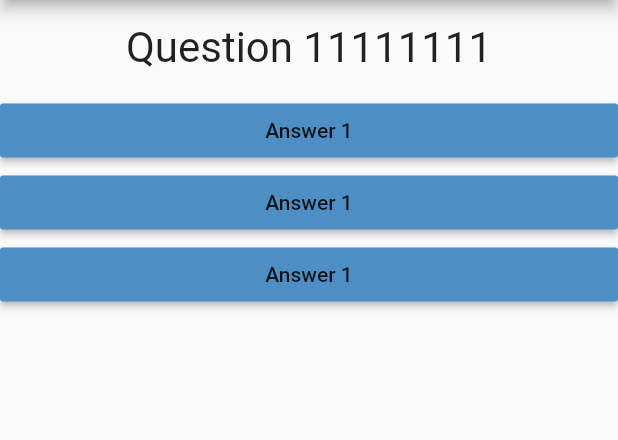
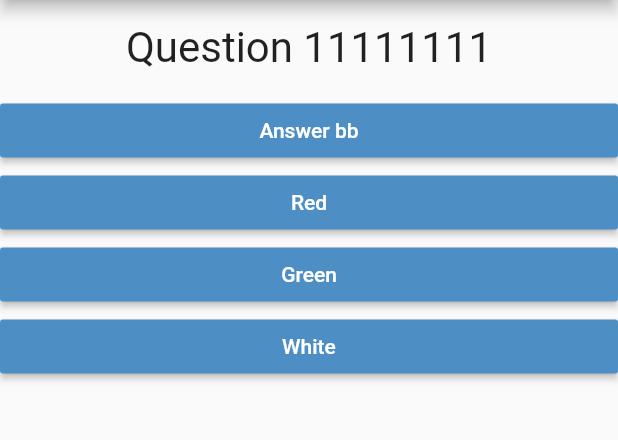
Before and after one commit to romanokeser/QuizMobileApp, a Flutter app: the screen it shows after launch, on a phone screen of 412 x 824 dp, the part 84-524 px from its top. Run offline on Flutter 3.47's test engine with Material 2 defaults, Android fonts, the phone set to English and light mode, and no system bars.

Commit message:
Implemented Map class

```diff
--- a/lib/answer.dart
+++ b/lib/answer.dart
@@ -1,11 +1,10 @@
-import 'package:flutter/cupertino.dart';
 import 'package:flutter/material.dart';
-import 'package:flutter/src/foundation/key.dart';
-import 'package:flutter/src/widgets/framework.dart';
 
 class Answer extends StatelessWidget {
   final Function selectHandler;
-  Answer(this.selectHandler);
+  final String answerText;
+
+  Answer(this.selectHandler, String this.answerText);
 
   @override
   Widget build(BuildContext context) {
@@ -13,7 +12,8 @@ class Answer extends StatelessWidget {
       width: double.infinity,
       child: RaisedButton(
         color: Color.fromARGB(255, 77, 142, 196),
-        child: Text('Answer 1'),
+        textColor: Colors.white,
+        child: Text(answerText),
         onPressed: selectHandler,
       ),
     );
--- a/lib/main.dart
+++ b/lib/main.dart
@@ -7,7 +7,7 @@ void main() => runApp(MyApp());
 class MyApp extends StatefulWidget {
   @override
   State<StatefulWidget> createState() {
-    // TODO: implement createState
+    // implement createState
     return MyAppState();
   }
 }
@@ -26,8 +26,19 @@ class MyAppState extends State<MyApp> {
   @override
   Widget build(BuildContext context) {
     var questions = [
-      'Question 11111111',
-      'Question 22222222',
+      //using map
+      {
+        'questionText': 'Question 11111111',
+        'answers': ['Answer bb', 'Red', 'Green', 'White']
+      },
+      {
+        'questionText': 'Question 2222222222222',
+        'answers': ['Black', 'Red', 'White', 'Hhh']
+      },
+      {
+        'questionText': 'Question 333333333333',
+        'answers': ['Red', 'Black', 'White', 'Green']
+      },
     ];
 
     return MaterialApp(
@@ -37,10 +48,11 @@ class MyAppState extends State<MyApp> {
             ),
             body: Column(
               children: [
-                Question(questions[questionIndex]),
-                Answer(onBtnClick),
-                Answer(onBtnClick),
-                Answer(onBtnClick)
+                Question(questions[questionIndex]['questionText']),
+                ...(questions[questionIndex]['answers'] as List<String>)
+                    .map((answer) {
+                  return Answer(onBtnClick, answer);
+                }).toList()
               ],
             )));
   }
--- a/lib/question.dart
+++ b/lib/question.dart
@@ -1,6 +1,4 @@
 import 'package:flutter/cupertino.dart';
-import 'package:flutter/src/foundation/key.dart';
-import 'package:flutter/src/widgets/framework.dart';
 
 class Question extends StatelessWidget {
   final String questionText;
```
